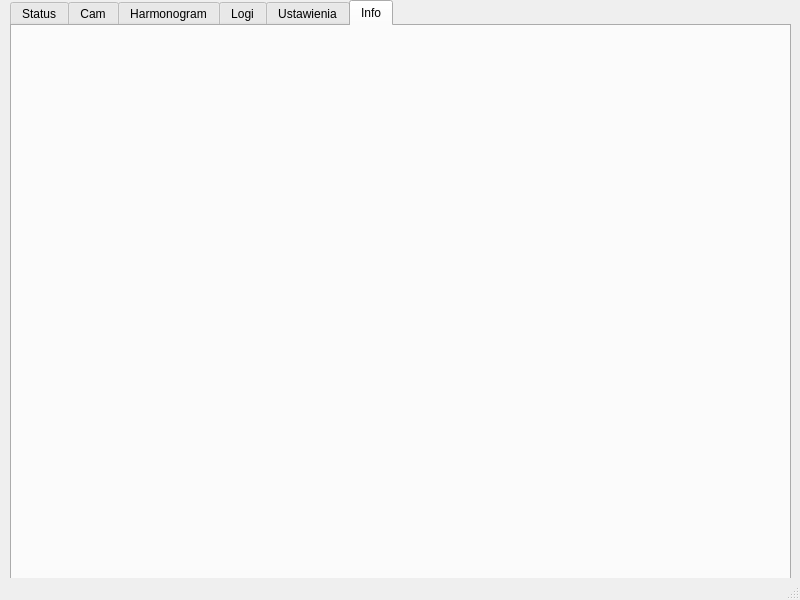
The window that 3growbox_qtwidget/GrowBoxDesktop/mainwindow.ui (wojtron2/Desktop_QT_app_box) describes before a commit, drawn with Qt 5.
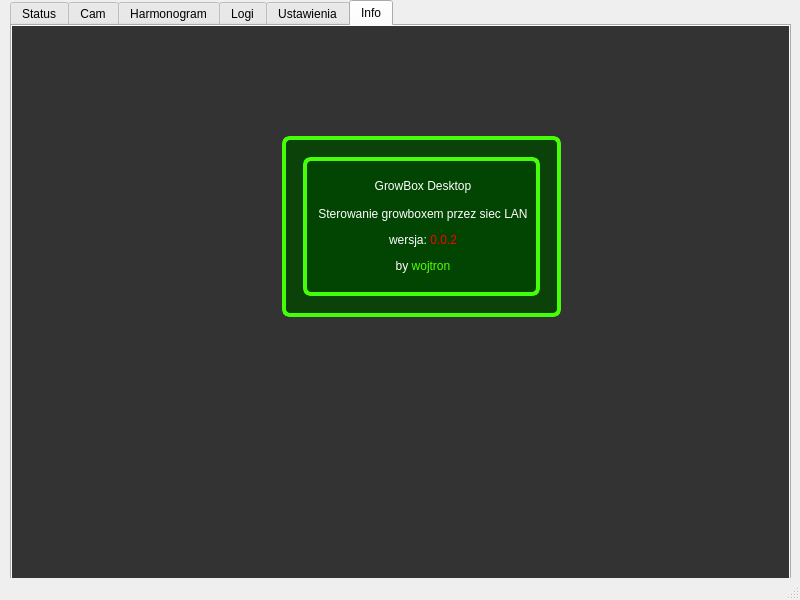
The same window after the commit. Icons and pictures are not drawn.

```diff
--- a/3growbox_qtwidget/GrowBoxDesktop/mainwindow.ui
+++ b/3growbox_qtwidget/GrowBoxDesktop/mainwindow.ui
@@ -20,7 +20,7 @@
       <x>10</x>
       <y>0</y>
       <width>781</width>
-      <height>581</height>
+      <height>601</height>
      </rect>
     </property>
     <property name="currentIndex">
@@ -87,10 +87,65 @@
       <string>Ustawienia</string>
      </attribute>
     </widget>
-    <widget class="QWidget" name="tab_6info">
+    <widget class="QWidget" name="tab6_info">
+     <property name="styleSheet">
+      <string notr="true">#tab6_info {
+    background-image:url(:/new/img/img/forest2.jpg);
+    background-repeat: no-repeat;
+    background-position: center;
+    background-color: #333333;
+}</string>
+     </property>
      <attribute name="title">
       <string>Info</string>
      </attribute>
+     <widget class="QGroupBox" name="groupBox">
+      <property name="geometry">
+       <rect>
+        <x>270</x>
+        <y>110</y>
+        <width>279</width>
+        <height>181</height>
+       </rect>
+      </property>
+      <property name="styleSheet">
+       <string notr="true">background-color: rgba(0, 70, 0, 204);
+border-radius: 8px;
+border: 4px solid #44ff07;
+color: white;
+padding: 8px;</string>
+      </property>
+      <property name="title">
+       <string/>
+      </property>
+      <property name="flat">
+       <bool>false</bool>
+      </property>
+      <property name="checkable">
+       <bool>false</bool>
+      </property>
+      <layout class="QHBoxLayout" name="horizontalLayout_3">
+       <item>
+        <widget class="QLabel" name="label">
+         <property name="autoFillBackground">
+          <bool>false</bool>
+         </property>
+         <property name="text">
+          <string>&lt;html&gt;&lt;head/&gt;&lt;body&gt;&lt;p align=&quot;center&quot;&gt;GrowBox Desktop&lt;br/&gt;&lt;br/&gt;Sterowanie growboxem przez siec LAN&lt;/p&gt;&lt;p align=&quot;center&quot;&gt;wersja: &lt;span style=&quot; color:#ff0000;&quot;&gt;0.0.2&lt;/span&gt;&lt;/p&gt;&lt;p align=&quot;center&quot;&gt;by &lt;span style=&quot; color:#55ff00;&quot;&gt;wojtron&lt;/span&gt;&lt;/p&gt;&lt;/body&gt;&lt;/html&gt;</string>
+         </property>
+         <property name="textFormat">
+          <enum>Qt::TextFormat::AutoText</enum>
+         </property>
+         <property name="scaledContents">
+          <bool>false</bool>
+         </property>
+         <property name="wordWrap">
+          <bool>true</bool>
+         </property>
+        </widget>
+       </item>
+      </layout>
+     </widget>
     </widget>
    </widget>
    <widget class="QWidget" name="">
@@ -99,7 +154,7 @@
       <x>530</x>
       <y>40</y>
       <width>248</width>
-      <height>26</height>
+      <height>50</height>
      </rect>
     </property>
     <layout class="QHBoxLayout" name="horizontalLayout"/>
```
Left out of the diff: 88 changed lines with no effect on the pictures.
